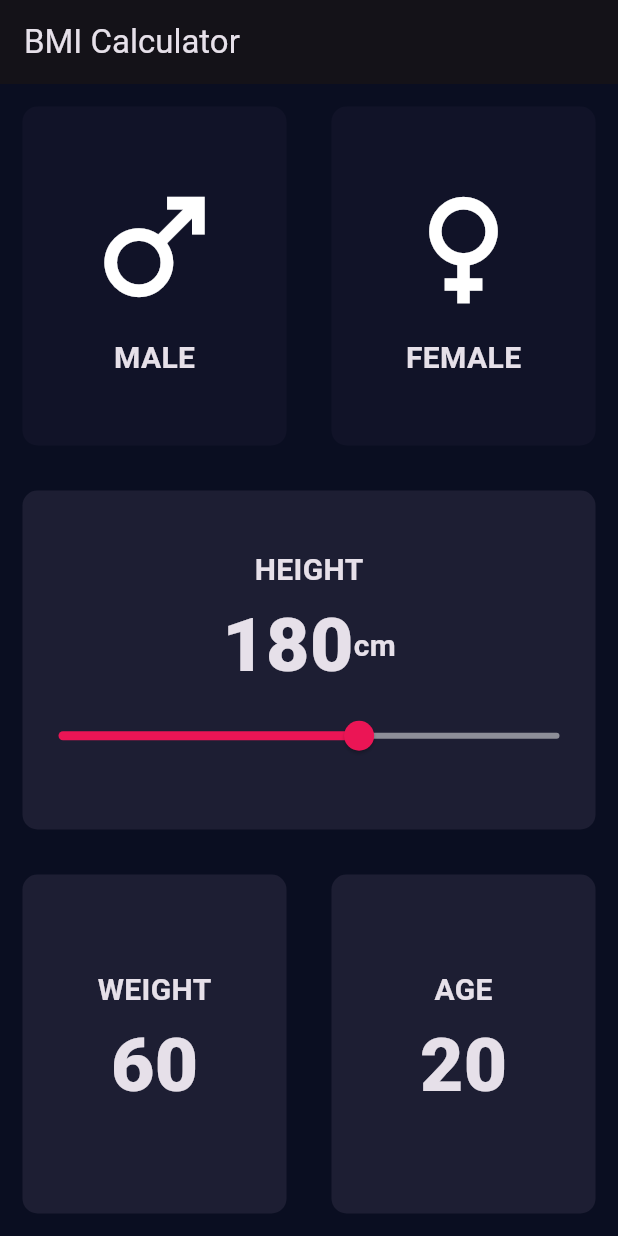
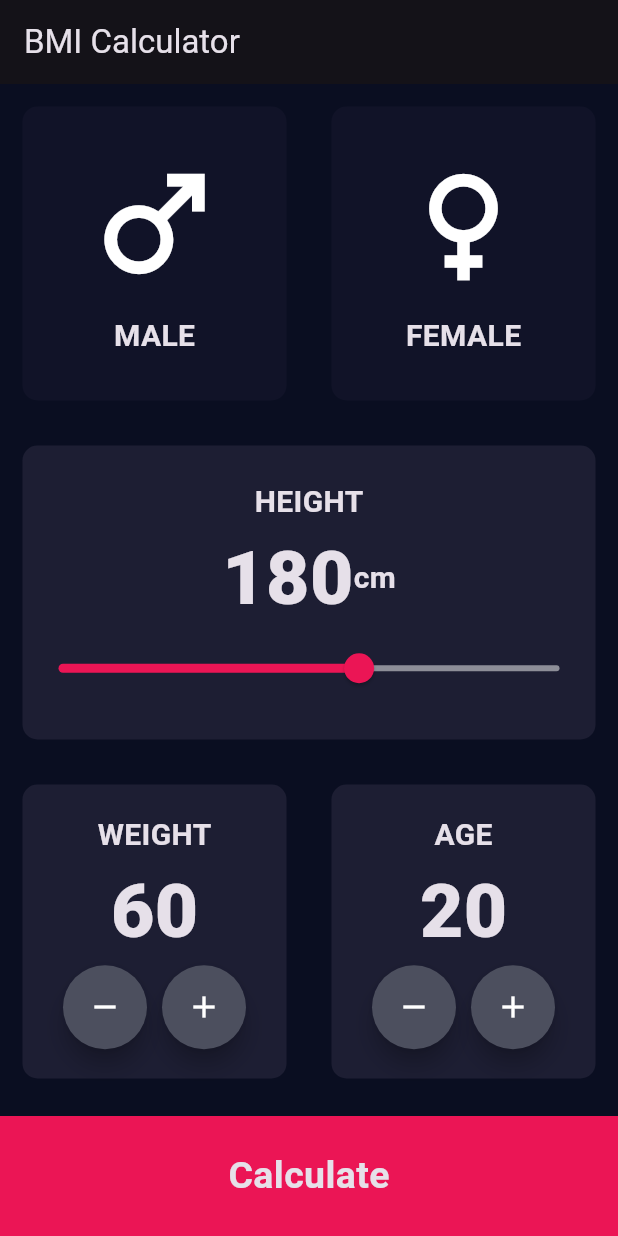
Before and after one commit to aliahmadshah56/Basic_Apps, a Flutter app: the screen it shows after launch, on a phone screen of 412 x 824 dp. Run offline on Flutter 3.47's test engine with Material 3 defaults, Android fonts, the light colour scheme and no system bars; our stand-ins replace assets_audio_player.

Commit message:
Nevigation page

```diff
--- a/bmi/lib/InputPage.dart
+++ b/bmi/lib/InputPage.dart
@@ -1,3 +1,4 @@
+import 'package:bmi/result.dart';
 import 'package:bmi/tStyle.dart';
 import 'package:flutter/material.dart';
 
@@ -102,26 +103,39 @@ class _InputState extends State<Input> {
               child: Row(
                 children: [
                   Expanded(
-                      child: new RepaeatContainer(
+                    child: RepaeatContainer(
                       color: Color(0xFF1D1E33),
                       cardWidget: Column(
                         mainAxisAlignment: MainAxisAlignment.center,
                         children: [
-                            Text('WEIGHT',style: tStyle,),
-                            Text(
-                              sliderw.toString(),
-                              style: nStyle,
-                            ),
+                          Text('WEIGHT', style: tStyle),
+                          Text(sliderw.toString(), style: nStyle),
                           Row(
                             mainAxisAlignment: MainAxisAlignment.center,
                             children: [
-
+                              RoundIcon(
+                                icondata: Icons.remove,
+                                onPress: () {
+                                  setState(() {
+                                    sliderw--;
+                                  });
+                                },
+                              ),
+                              SizedBox(width: 10.0),
+                              RoundIcon(
+                                icondata: Icons.add,
+                                onPress: () {
+                                  setState(() {
+                                    sliderw++;
+                                  });
+                                },
+                              ),
                             ],
-                            )
+                          ),
                         ],
-                        )
-
-                  )),
+                      ),
+                    ),
+                  ),
                   Expanded(
                       child: new RepaeatContainer(color: Color(0xFF1D1E33),
                           cardWidget: Column(
@@ -135,6 +149,23 @@ class _InputState extends State<Input> {
                               Row(
                                 mainAxisAlignment: MainAxisAlignment.center,
                                 children: [
+                                  RoundIcon(
+                                    icondata: Icons.remove,
+                                    onPress: () {
+                                      setState(() {
+                                        slidera--;
+                                      });
+                                    },
+                                  ),
+                                  SizedBox(width: 10.0),
+                                  RoundIcon(
+                                    icondata: Icons.add,
+                                    onPress: () {
+                                      setState(() {
+                                        slidera++;
+                                      });
+                                    },
+                                  ),
 
                                 ],
                               )
@@ -143,10 +174,46 @@ class _InputState extends State<Input> {
 
                       )
                   ),
+
                 ],
               ),
             ),
+            GestureDetector(
+              onTap: (){
+                Navigator.push(context, MaterialPageRoute(builder: (context)=>Result()));
+              },
+              child: Container(
+                child: Center(child: Text("Calculate",style: cStyle,)),
+                color: Color(0xFFEB1555),
+                margin: EdgeInsets.only(top: 10),
+                width: double.infinity,
+                height: 80,
+              ),
+            )
           ],
         ));
   }
 }
+
+
+class RoundIcon extends StatelessWidget {
+  final IconData icondata;
+  final VoidCallback onPress;
+
+  RoundIcon({required this.icondata, required this.onPress});
+
+  @override
+  Widget build(BuildContext context) {
+    return RawMaterialButton(
+      child: Icon(icondata),
+      onPressed: onPress,
+      elevation: 6.0,
+      constraints: BoxConstraints.tightFor(
+        height: 56.0,
+        width: 56.0,
+      ),
+      shape: CircleBorder(),
+      fillColor: Color(0xFF4C4F5E),
+    );
+  }
+}
--- a/bmi/lib/tStyle.dart
+++ b/bmi/lib/tStyle.dart
@@ -10,3 +10,8 @@ const nStyle=TextStyle(
 fontSize: 50,
 fontWeight: FontWeight.w900,
 );
+
+const cStyle=TextStyle(
+  fontSize: 25,
+  fontWeight: FontWeight.bold,
+);
```
Also changed, not shown: bmi/lib/result.dart (added, +15 -0 lines). Lines whose indentation alone changed are shown as unchanged.
